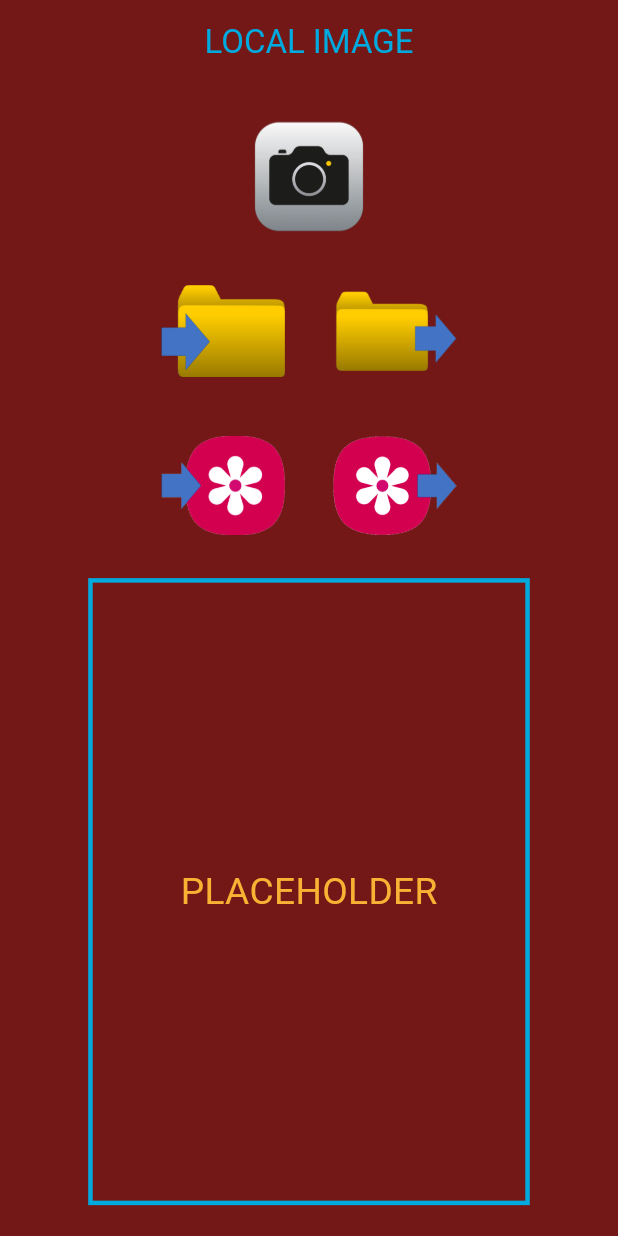
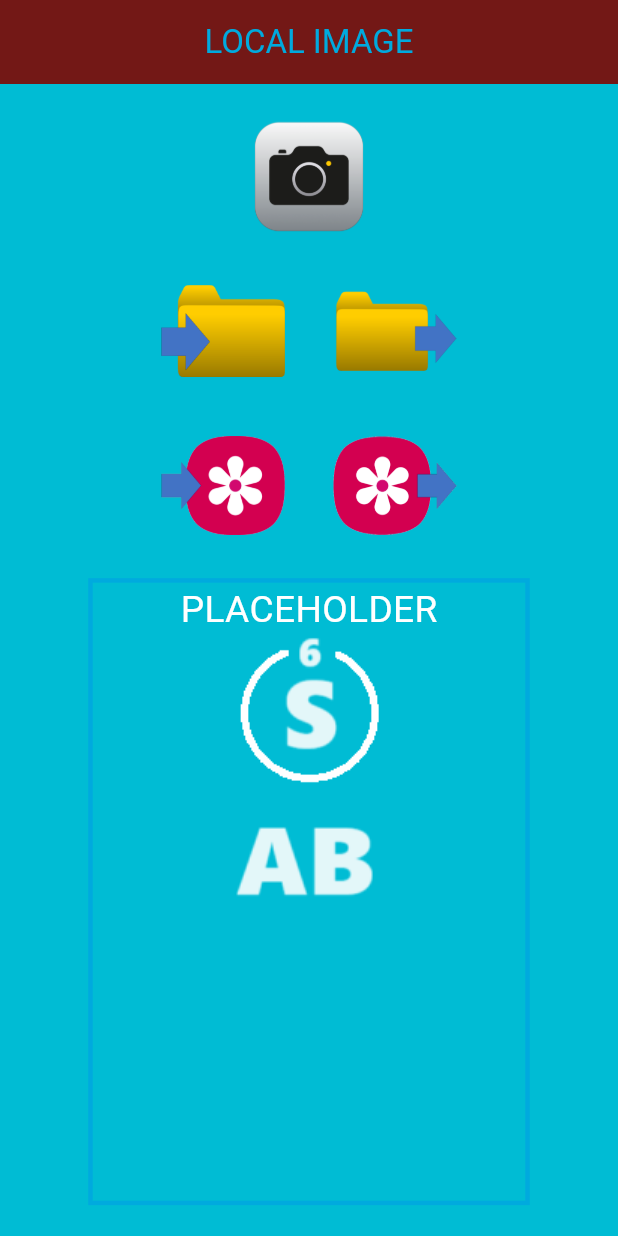
Before and after one commit to appsmark/flutter_load_save_image, a Flutter app: the screen it shows after launch, on a phone screen of 412 x 824 dp. Run offline on Flutter 3.47's test engine with Material 3 defaults, Android fonts, the phone set to English and light mode, and no system bars; our stand-ins replace image_gallery_saver, image_picker, permission_handler.

Commit message:
Different color of screen

```diff
--- a/lib/main.dart
+++ b/lib/main.dart
@@ -218,7 +218,7 @@ class _LocalImage extends State<LocalImage> {
   @override
   Widget build(BuildContext context) {
     return Scaffold(
-        backgroundColor: const Color(0xFF731816),
+        backgroundColor: Colors.cyan, // const Color(0xFF731816),
         appBar: AppBar(
           centerTitle: true,
           backgroundColor: const Color(0xFF731816),
@@ -300,11 +300,20 @@ class _LocalImage extends State<LocalImage> {
                       child: image != null
                           ? Image.file(image!)
                           : Center(
-                              child: Text("PLACEHOLDER",
-                                  style: TextStyle(
-                                      color: const Color(0xFFF9B234),
-                                      fontSize: 0.03 *
-                                          MediaQuery.of(context).size.height)),
+                              child: Column(
+                                children: [
+                                  Text("PLACEHOLDER",
+                                      style: TextStyle(
+                                          color: Colors
+                                              .white, // const Color(0xFFF9B234),
+                                          fontSize: 0.03 *
+                                              MediaQuery.of(context)
+                                                  .size
+                                                  .height)),
+                                  Image.asset("assets/images/6omS.png"),
+                                  Image.asset("assets/images/AB.png"),
+                                ],
+                              ),
                             ),
                     ),
                   ),
```
Also changed, not shown: assets/images/6omS.png (added), assets/images/AB.png (added), pubspec.lock.
